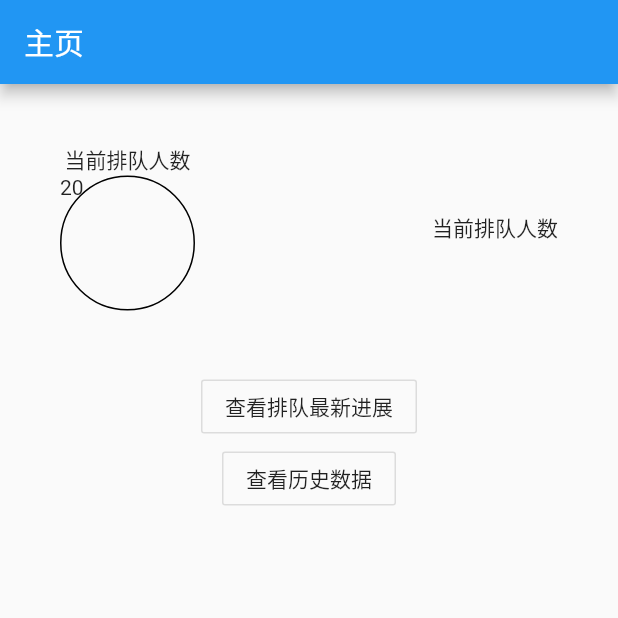
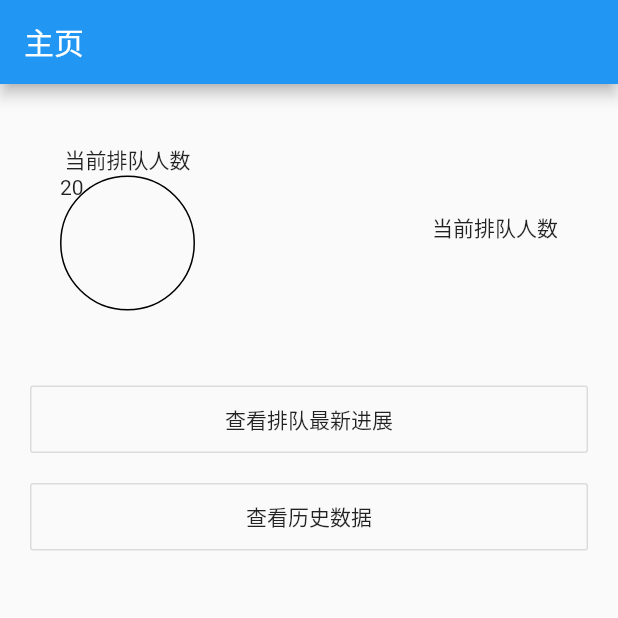
Before and after one commit to xiyu714/xindalu_paidui, a Flutter app: the Home screen opened directly, on a phone screen of 412 x 824 dp, the top half of it. Run offline on Flutter 3.47's test engine with Material 2 defaults, Android fonts, the phone set to English and light mode, and no system bars; our stand-ins replace dio, shared_preferences; accounts and stored records are empty; generated files the repository leaves out were written again.

Commit message:
修改按钮样式

```diff
--- a/lib/page/home.dart
+++ b/lib/page/home.dart
@@ -51,13 +51,25 @@ class _Home extends State<Home> {
               ),
             ],
           ),
-          OutlineButton(
-            child: Text("查看排队最新进展"),
-            onPressed: () {},
+          Container(
+            height: 45,
+            margin: EdgeInsets.symmetric(vertical: 10,horizontal: 20),
+            child: SizedBox.expand(
+              child: OutlineButton(
+                child: Text("查看排队最新进展"),
+                onPressed: () {},
+              ),
+            ),
           ),
-          OutlineButton(
-            child: Text("查看历史数据"),
-            onPressed: () {},
+          Container(
+            height: 45,
+            margin: EdgeInsets.symmetric(vertical: 10,horizontal: 20),
+            child: SizedBox.expand(
+              child: OutlineButton(
+                child: Text("查看历史数据"),
+                onPressed: () {},
+              ),
+            ),
           ),
         ],
       ),
```
